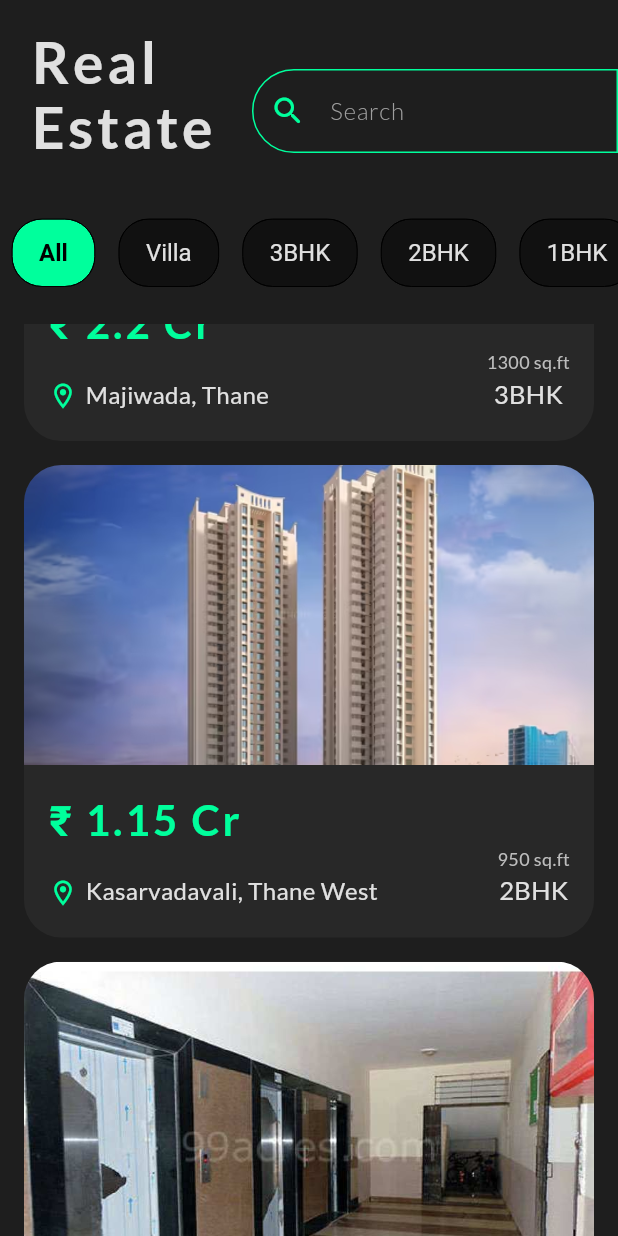
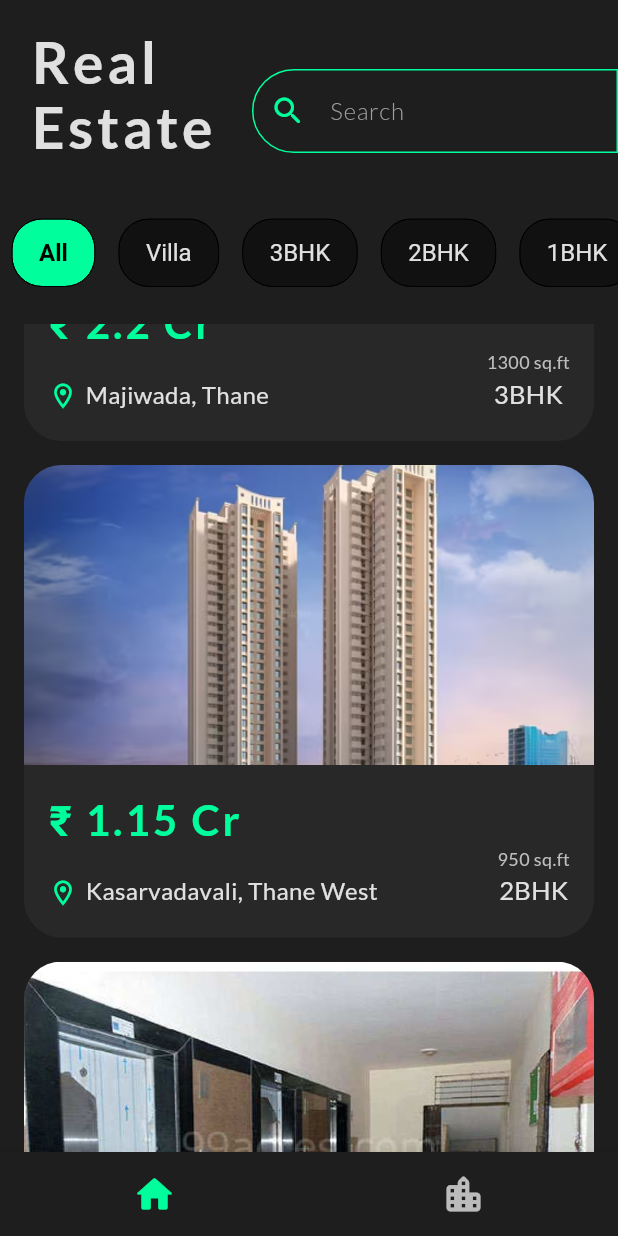
Before and after one commit to eshaan-vimal/RealEstateMarketplace, a Flutter app: the screen it shows after launch, scrolled down 576 dp, on a phone screen of 412 x 824 dp. Run offline on Flutter 3.47's test engine with Material 3 defaults, Android fonts, the phone set to English and light mode, and no system bars.

Commit message:
connect home and property screens via navigator

```diff
--- a/lib/main.dart
+++ b/lib/main.dart
@@ -40,7 +40,8 @@ class MyApp extends StatelessWidget
         // Accent colors
         colorScheme: ColorScheme.dark(
           primary: Color(0xFF00FF9C), // Neon green
-          secondary: Color(0xFFFF00FF), // Neon pink
+          // secondary: Color(0xFFFF00FF), // Neon pink
+          secondary: Color(0xFF00FF9C),
           tertiary: Color(0xFF00F0FF), // Vibrant cyan
           surface: Color.fromARGB(255, 45, 45, 45),
           error: Color(0xFFFF0033), // Neon red
@@ -82,11 +83,13 @@ class MyApp extends StatelessWidget
         ),
 
         chipTheme: ChipThemeData(
+          // elevation: 1,
           backgroundColor: const Color.fromARGB(255, 15, 15, 15).withAlpha((0.85*255).toInt()),
           labelStyle: TextStyle(
             fontSize: 16,
             color: Color(0xFFE0E0E0),
           ),
+          shadowColor: Color(0xFF00FF9C),
         ),
 
         // Button themes
--- a/lib/screens/home_screen.dart
+++ b/lib/screens/home_screen.dart
@@ -1,8 +1,7 @@
 import 'package:flutter/material.dart';
-import 'package:product_store/property_data.dart';
 
-import '../widgets/property_card.dart';
-import './property_screen.dart';
+import '../widgets/property_content.dart';
+import './portfolio_content.dart';
 
 
 class HomeScreen extends StatefulWidget
@@ -16,16 +15,14 @@ class HomeScreen extends StatefulWidget
 
 class _HomeScreenState extends State<HomeScreen>
 {
-  final List<String> filters = ['All', 'Villa', '3BHK', '2BHK', '1BHK'];
-  late String selectedFilter;
-  late List<Map<String,dynamic>> filteredProperties;
+  final List<Widget> _screens = [PropertyContent(), PortfolioContent()];
+  late int selectedScreen;
 
   @override
   void initState()
   {
     super.initState();
-    selectedFilter = filters[0];
-    filteredProperties = properties;
+    selectedScreen = 0;
   }
 
   @override
@@ -40,108 +37,26 @@ class _HomeScreenState extends State<HomeScreen>
   {
     return Scaffold(
 
-      body: SafeArea(
-        child: Column(
-          children: [
-
-            Row(
-              crossAxisAlignment: CrossAxisAlignment.end,
-              children: [
-                Padding(
-                  padding: const EdgeInsets.all(20.0),
-                  child: Text(
-                    "Real\nEstate",
-                    style: Theme.of(context).textTheme.displayLarge,
-                  ),
-                ),
-                Expanded(
-                  child: Padding(
-                    padding: const EdgeInsets.only(left: 5.0, bottom: 24.0),
-                    child: TextField(
-                      decoration: InputDecoration(
-                        prefixIcon: Icon(Icons.search_rounded),
-                        hintText: "Search",
-                        hintStyle: TextStyle(
-                          color: Colors.grey,
-                          fontWeight: FontWeight.w200,
-                        ),
-                        border: OutlineInputBorder(
-                          borderRadius: BorderRadius.horizontal(left: Radius.circular(30)),
-                        ),
-                      ),
-                    ),
-                  ),
-                ),
-              ],
-            ),
-            SizedBox(height: 5,),
-
-            SizedBox(
-              height: 75,
-              child: ListView.builder(
-                scrollDirection: Axis.horizontal,
-                clipBehavior: Clip.none,
-                itemCount: filters.length,
-                itemBuilder: (context, index) {
-                  final bool isSelected = selectedFilter == filters[index];
-                  return Padding(
-                    padding: const EdgeInsets.all(8.0),
-                    child: GestureDetector(
-                      onTap: () {
-                        setState(() {
-                          selectedFilter = filters[index];
-                          filteredProperties = selectedFilter == "All" ?
-                            properties : properties.where((property) => property['type'] == selectedFilter).toList();
-                        });
-                      },
-                      child: Chip(
-                        backgroundColor: isSelected? Theme.of(context).colorScheme.primary : null,
-                        label: Text(
-                          filters[index],
-                        ),
-                        labelStyle: isSelected? TextStyle(color: Colors.black, fontWeight: FontWeight.bold) : null,
-                        labelPadding: EdgeInsets.symmetric(horizontal: 10, vertical: 5),
-                        side: BorderSide(
-                          // color: Theme.of(context).colorScheme.primary,
-                          color: Colors.black,
-                          width: 0,
-                        ),
-                        shape: RoundedRectangleBorder(
-                          borderRadius: BorderRadius.all(Radius.circular(20)),
-                        ),
-                      ),
-                    ),
-                  );
-                },
-              ),
-            ),
-            SizedBox(height: 10,),
-
-            Expanded(
-              child: ListView.builder(
-                itemCount: filteredProperties.length,
-                itemBuilder: (context, index) {
-                  return GestureDetector(
-                    onTap: () {
-                      Navigator.of(context).push(
-                        MaterialPageRoute(
-                          builder: (context) => PropertyScreen(property: filteredProperties[index]),
-                        ),
-                      );
-                    },
-                    child: PropertyCard(
-                      image: filteredProperties[index]['image'],
-                      price: filteredProperties[index]['price'],
-                      location: filteredProperties[index]['location'],
-                      area: filteredProperties[index]['area'],
-                      type: filteredProperties[index]['type'],
-                    ),
-                  );
-                }
-              ),
-            ),
-          ],
-        ),
+      body: _screens[selectedScreen],
+      bottomNavigationBar: BottomNavigationBar(
+        unselectedFontSize: 0,
+        selectedFontSize: 0,
+        onTap:(value) {
+          setState(() {
+            selectedScreen = value;
+          });
+        },
+        currentIndex: selectedScreen,
+        items: const [
+          BottomNavigationBarItem(
+            icon: Icon(Icons.home_rounded, size: 30,),
+            label: '',
+          ),
+          BottomNavigationBarItem(
+            icon: Icon(Icons.location_city_rounded, size: 30,),
+            label: '',
+          ),
+        ]
       ),
     );
   }
--- /dev/null
+++ b/lib/screens/portfolio_content.dart
@@ -0,0 +1,19 @@
+import 'package:flutter/material.dart';
+
+
+class PortfolioContent extends StatefulWidget
+{
+  const PortfolioContent({super.key});
+
+  @override
+  State<PortfolioContent> createState() => _PortfolioContentState();
+}
+
+class _PortfolioContentState extends State<PortfolioContent>
+{
+  @override
+  Widget build(BuildContext context)
+  {
+    return const Placeholder();
+  }
+}
--- /dev/null
+++ b/lib/widgets/property_content.dart
@@ -0,0 +1,144 @@
+import 'package:flutter/material.dart';
+import 'package:product_store/property_data.dart';
+
+import './property_card.dart';
+import '../screens/property_screen.dart';
+
+
+class PropertyContent extends StatefulWidget
+{
+  const PropertyContent({super.key});
+
+  @override
+  State<PropertyContent> createState() => _PropertyContentState();
+}
+
+class _PropertyContentState extends State<PropertyContent>
+{
+  final List<String> filters = ['All', 'Villa', '3BHK', '2BHK', '1BHK'];
+  late String selectedFilter;
+  late List<Map<String,dynamic>> filteredProperties;
+
+
+  @override
+  void initState()
+  {
+    super.initState();
+    selectedFilter = filters[0];
+    filteredProperties = properties;
+  }
+
+  @override
+  void dispose()
+  {
+
+    super.dispose();
+  }
+
+  @override
+  Widget build(BuildContext context) {
+    return SafeArea(
+      child: Column(
+        children: [
+
+          Row(
+            crossAxisAlignment: CrossAxisAlignment.end,
+            children: [
+              Padding(
+                padding: const EdgeInsets.all(20.0),
+                child: Text(
+                  "Real\nEstate",
+                  style: Theme.of(context).textTheme.displayLarge,
+                ),
+              ),
+              Expanded(
+                child: Padding(
+                  padding: const EdgeInsets.only(left: 5.0, bottom: 24.0),
+                  child: TextField(
+                    decoration: InputDecoration(
+                      prefixIcon: Icon(Icons.search_rounded),
+                      hintText: "Search",
+                      hintStyle: TextStyle(
+                        color: Colors.grey,
+                        fontWeight: FontWeight.w200,
+                      ),
+                      border: OutlineInputBorder(
+                        borderRadius: BorderRadius.horizontal(left: Radius.circular(30)),
+                      ),
+                    ),
+                  ),
+                ),
+              ),
+            ],
+          ),
+          SizedBox(height: 5,),
+
+          SizedBox(
+            height: 75,
+            child: ListView.builder(
+              scrollDirection: Axis.horizontal,
+              clipBehavior: Clip.none,
+              itemCount: filters.length,
+              itemBuilder: (context, index) {
+                final bool isSelected = selectedFilter == filters[index];
+                return Padding(
+                  padding: const EdgeInsets.all(8.0),
+                  child: GestureDetector(
+                    onTap: () {
+                      setState(() {
+                        selectedFilter = filters[index];
+                        filteredProperties = selectedFilter == "All" ?
+                          properties : properties.where((property) => property['type'] == selectedFilter).toList();
+                      });
+                    },
+                    child: Chip(
+                      backgroundColor: isSelected? Theme.of(context).colorScheme.primary : null,
+                      label: Text(
+                        filters[index],
+                      ),
+                      labelStyle: isSelected? TextStyle(color: Colors.black, fontWeight: FontWeight.bold) : null,
+                      labelPadding: EdgeInsets.symmetric(horizontal: 10, vertical: 5),
+                      side: BorderSide(
+                        // color: Theme.of(context).colorScheme.primary,
+                        color: Colors.black,
+                        width: 0,
+                      ),
+                      shape: RoundedRectangleBorder(
+                        borderRadius: BorderRadius.all(Radius.circular(20)),
+                      ),
+                    ),
+                  ),
+                );
+              },
+            ),
+          ),
+          SizedBox(height: 10,),
+
+          Expanded(
+            child: ListView.builder(
+              itemCount: filteredProperties.length,
+              itemBuilder: (context, index) {
+                return GestureDetector(
+                  onTap: () {
+                    Navigator.of(context).push(
+                      MaterialPageRoute(
+                        builder: (context) => PropertyScreen(property: filteredProperties[index]),
+                      ),
+                    );
+                  },
+                  child: PropertyCard(
+                    image: filteredProperties[index]['image'],
+                    price: filteredProperties[index]['price'],
+                    location: filteredProperties[index]['location'],
+                    area: filteredProperties[index]['area'],
+                    type: filteredProperties[index]['type'],
+                  ),
+                );
+              }
+            ),
+          ),
+        ],
+      ),
+    );
+  }
+}
```
